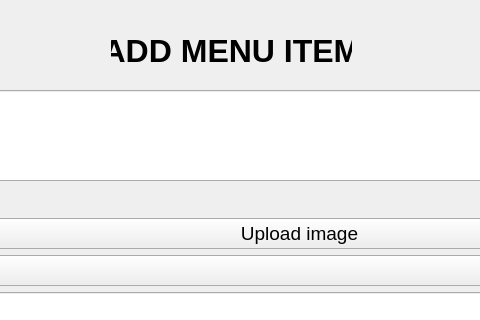
Before: the Qt Designer form RMS_qt/addmenuitem.ui in dev-pratik02/RMS, drawn with Qt 5; both pictures show x 419 to 899 and y 0 to 320 of the 1280 by 720 pixel window.
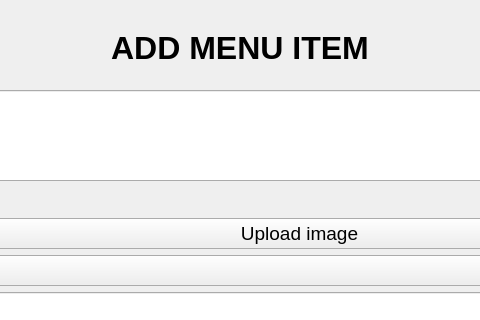
After: the same form once the commit is applied.

```diff
--- a/RMS_qt/addmenuitem.ui
+++ b/RMS_qt/addmenuitem.ui
@@ -23,8 +23,8 @@
     <rect>
      <x>530</x>
      <y>30</y>
-     <width>241</width>
-     <height>41</height>
+     <width>258</width>
+     <height>36</height>
     </rect>
    </property>
    <property name="font">
```
